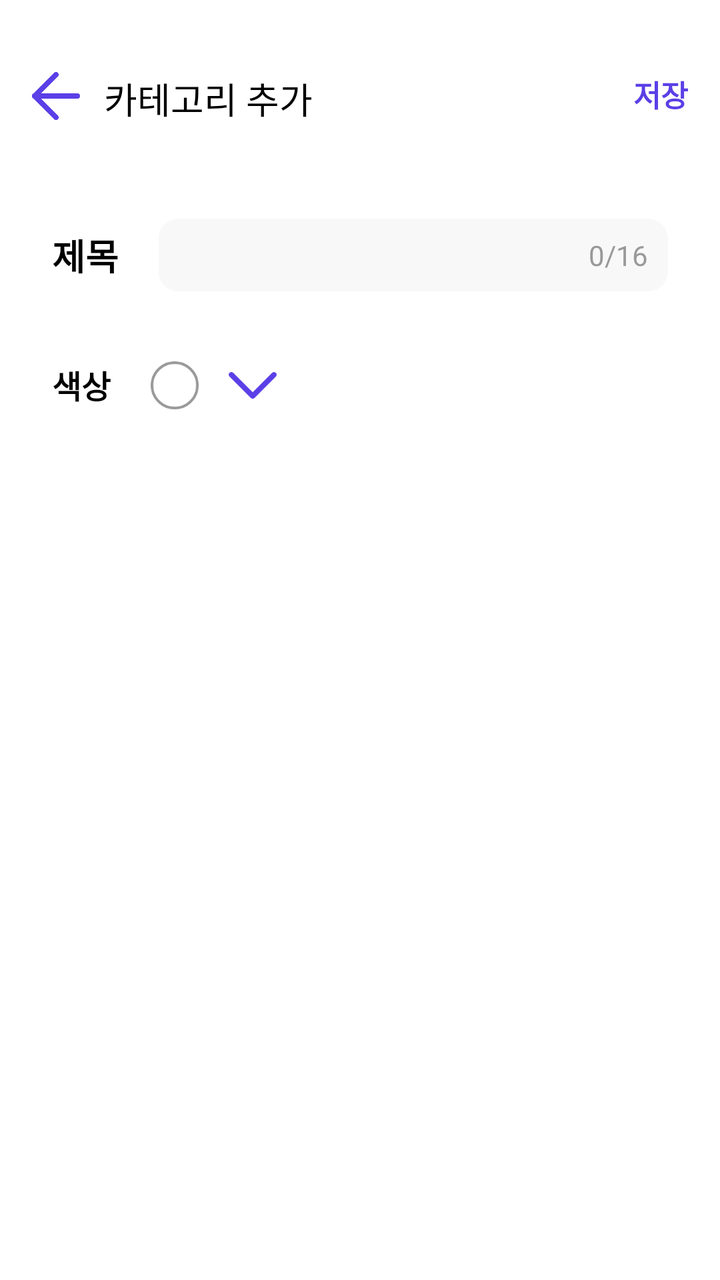
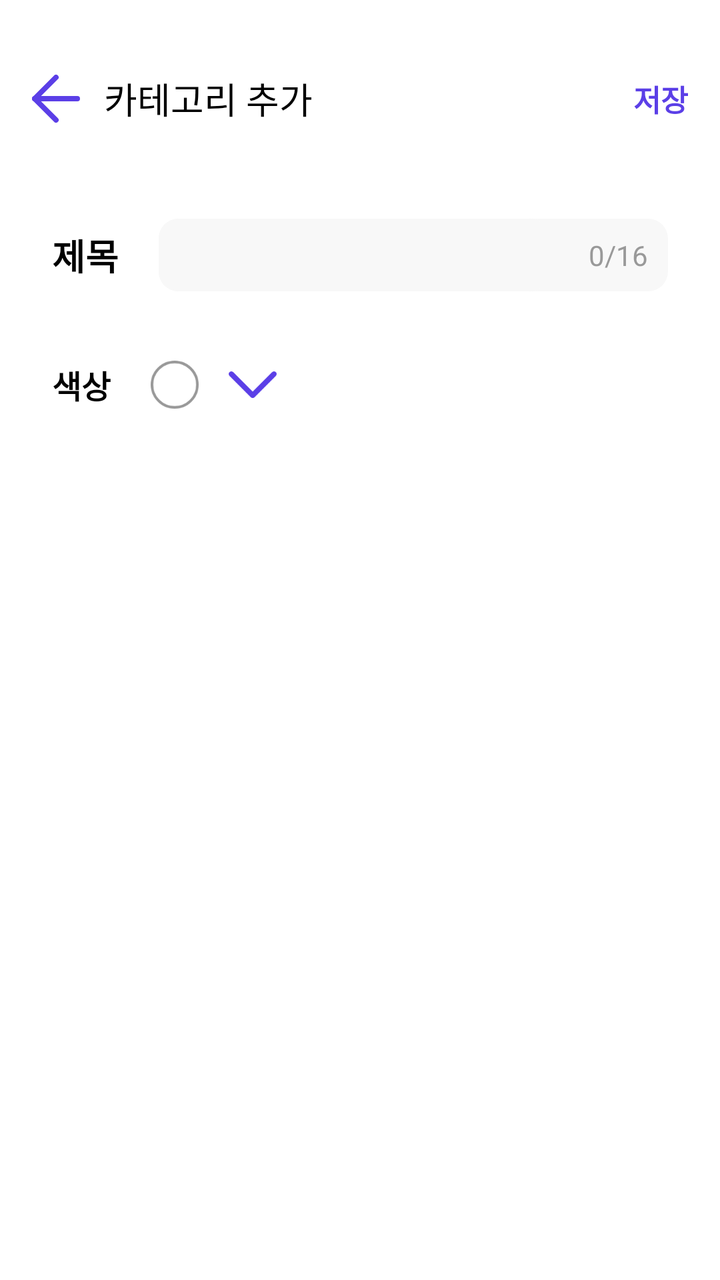

Screens rendered from an Android XML layout before and after an edit, with the pre-edit source and the edit as a unified diff.
<!-- AndroidManifest.xml: application theme Theme.Yeongkkuel -->
<!-- res/layout/fragment_category_add.xml -->
<?xml version="1.0" encoding="utf-8"?>
<androidx.constraintlayout.widget.ConstraintLayout xmlns:android="http://schemas.android.com/apk/res/android"
    android:layout_width="match_parent"
    android:layout_height="match_parent"
    xmlns:app="http://schemas.android.com/apk/res-auto">

    
    <androidx.constraintlayout.widget.ConstraintLayout
        android:id="@+id/cl_toolbar"
        android:layout_width="match_parent"
        android:layout_height="wrap_content"
        android:layout_marginTop="20dp"
        android:layout_marginBottom="20dp"
        android:padding="16dp"
        app:layout_constraintTop_toTopOf="parent"
        app:layout_constraintStart_toStartOf="parent"
        app:layout_constraintEnd_toEndOf="parent">

        <ImageView
            android:id="@+id/iv_back"
            android:layout_width="24dp"
            android:layout_height="24dp"
            android:src="@drawable/ic_arrow_back"
            app:layout_constraintTop_toTopOf="parent"
            app:layout_constraintStart_toStartOf="parent"/>

        <TextView
            android:id="@+id/tv_category_manage_title"
            android:layout_width="wrap_content"
            android:layout_height="wrap_content"
            android:text="@string/category_add"
            style="@style/pageTitle"
            app:layout_constraintTop_toTopOf="parent"
            app:layout_constraintStart_toEndOf="@id/iv_back"
            android:layout_marginStart="12dp"/>

        <TextView
            android:id="@+id/tv_category_add"
            android:layout_width="wrap_content"
            android:layout_height="wrap_content"
            android:text="저장"
            style="@style/add_or_done"
            app:layout_constraintTop_toTopOf="parent"
            app:layout_constraintEnd_toEndOf="parent"/>
    </androidx.constraintlayout.widget.ConstraintLayout>

    
    <androidx.constraintlayout.widget.ConstraintLayout
        android:id="@+id/cl_content"
        android:layout_width="match_parent"
        android:layout_height="0dp"
        app:layout_constraintTop_toBottomOf="@id/cl_toolbar"
        app:layout_constraintStart_toStartOf="parent"
        app:layout_constraintEnd_toEndOf="parent"
        app:layout_constraintBottom_toBottomOf="parent"
        android:layout_marginStart="16dp"
        android:layout_marginEnd="16dp"
        android:layout_marginTop="16dp"
        android:layout_marginBottom="16dp"
        android:padding="10dp">

        <TextView
            android:id="@+id/tv_category_add_title"
            android:layout_width="wrap_content"
            android:layout_height="wrap_content"
            android:text="제목"
            style="@style/expense_sectionTitle"
            android:layout_marginTop="10dp"
            app:layout_constraintStart_toStartOf="parent"
            app:layout_constraintTop_toTopOf="parent"/>

        <androidx.constraintlayout.widget.ConstraintLayout
            android:layout_width="0dp"
            android:layout_height="wrap_content"
            android:background="@drawable/bg_edit_text"
            android:layout_marginStart="20dp"
            app:layout_constraintTop_toTopOf="@id/tv_category_add_title"
            app:layout_constraintBottom_toBottomOf="@id/tv_category_add_title"
            app:layout_constraintStart_toEndOf="@id/tv_category_add_title"
            app:layout_constraintEnd_toEndOf="parent">

            <EditText
                android:id="@+id/et_category_add_input"
                android:layout_width="0dp"
                android:layout_height="wrap_content"
                android:layout_marginEnd="20dp"
                android:padding="8dp"
                android:gravity="start|center_vertical"
                android:background="@drawable/bg_edit_text"
                android:textColor="@color/black"
                android:textSize="15sp"
                android:inputType="text"
                android:maxLength="16"
                app:layout_constraintStart_toStartOf="parent"
                app:layout_constraintEnd_toStartOf="@+id/tv_character_count"
                app:layout_constraintTop_toTopOf="parent"
                app:layout_constraintBottom_toBottomOf="parent" />

            <TextView
                android:id="@+id/tv_character_count"
                android:layout_width="wrap_content"
                android:layout_height="wrap_content"
                android:text="0/16"
                android:textColor="@color/black2"
                android:textSize="14sp"
                android:gravity="end|center_vertical"
                android:layout_marginEnd="10dp"
                app:layout_constraintEnd_toEndOf="parent"
                app:layout_constraintTop_toTopOf="parent"
                app:layout_constraintBottom_toBottomOf="parent" />
        </androidx.constraintlayout.widget.ConstraintLayout>


        
        <TextView
            android:id="@+id/tv_color_label_title"
            android:layout_width="wrap_content"
            android:layout_height="wrap_content"
            android:text="색상"
            style="@style/expense_sectionTitle"
            android:textSize="16sp"
            android:layout_marginTop="40dp"
            app:layout_constraintStart_toStartOf="parent"
            app:layout_constraintTop_toBottomOf="@id/tv_category_add_title" />

        
        <ImageView
            android:id="@+id/iv_selected_color"
            android:layout_width="24dp"
            android:layout_height="24dp"
            android:layout_marginStart="20dp"
            android:layout_marginTop="40dp"
            android:background="@drawable/bg_color_circle"
            app:layout_constraintStart_toEndOf="@id/tv_color_label_title"
            app:layout_constraintTop_toBottomOf="@id/tv_category_add_title" />

        
        <ImageView
            android:id="@+id/iv_dropdown_icon"
            android:layout_width="24dp"
            android:layout_height="24dp"
            android:layout_marginTop="40dp"
            android:layout_marginStart="15dp"
            android:src="@drawable/ic_dropdown_arrow"
            app:layout_constraintStart_toEndOf="@id/iv_selected_color"
            app:layout_constraintTop_toBottomOf="@id/tv_category_add_title"/>

        
        <androidx.cardview.widget.CardView
            android:id="@+id/card_color_palette"
            android:layout_width="300dp"
            android:layout_height="200dp"
            app:cardCornerRadius="8dp"
            app:cardElevation="4dp"
            android:background="@drawable/bg_palette_frame"
            app:cardBackgroundColor="@android:color/white"
            android:visibility="gone"
            android:layout_marginTop="20dp"
            app:layout_constraintTop_toBottomOf="@id/iv_dropdown_icon"
            app:layout_constraintStart_toStartOf="parent"
            app:layout_constraintEnd_toEndOf="parent">

            <androidx.recyclerview.widget.RecyclerView
                android:id="@+id/rv_color_palette"
                android:layout_width="match_parent"
                android:layout_height="match_parent"
                android:padding="8dp"
                android:clipToPadding="false" />
        </androidx.cardview.widget.CardView>

    </androidx.constraintlayout.widget.ConstraintLayout>
</androidx.constraintlayout.widget.ConstraintLayout>
<!-- resources referenced by this layout -->
<resources>
  <color name="black">#FF000000</color>
  <color name="black2">#999999</color>
  <!-- drawable bg_color_circle (drawable) -->
  <vector xmlns:android="http://schemas.android.com/apk/res/android"
      android:width="28dp"
      android:height="28dp"
      android:viewportWidth="28"
      android:viewportHeight="28">
    <path
        android:pathData="M14,14m-13.25,0a13.25,13.25 0,1 1,26.5 0a13.25,13.25 0,1 1,-26.5 0"
        android:strokeWidth="1.5"
        android:fillColor="@color/white"
        android:strokeColor="#999999"/>
  </vector>
  <!-- drawable bg_edit_text (drawable) -->
  <?xml version="1.0" encoding="utf-8"?>
  <shape xmlns:android="http://schemas.android.com/apk/res/android">
      <solid android:color="#F8F8F8" /> 
      <corners android:radius="10dp" /> 
  </shape>
  <!-- drawable bg_palette_frame (drawable) -->
  <?xml version="1.0" encoding="utf-8"?>
  <vector
  xmlns:android="http://schemas.android.com/apk/res/android"
  android:width="276dp"
  android:height="150dp"
  android:viewportWidth="276"
  android:viewportHeight="150"
      >
  <group>
      <clip-path
          android:pathData="M20 0H256C267.046 0 276 8.95431 276 20V130C276 141.046 267.046 150 256 150H20C8.95431 150 0 141.046 0 130V20C0 8.95431 8.95431 0 20 0Z"
          />
      <path
          android:pathData="M20 0H256C267.046 0 276 8.95431 276 20V130C276 141.046 267.046 150 256 150H20C8.95431 150 0 141.046 0 130V20C0 8.95431 8.95431 0 20 0Z"
          android:strokeWidth="3"
          android:strokeColor="#999999"
          />
  </group>
  </vector>
  <!-- drawable ic_arrow_back (drawable) -->
  <vector xmlns:android="http://schemas.android.com/apk/res/android"
      android:width="18dp"
      android:height="18dp"
      android:viewportWidth="18"
      android:viewportHeight="18">
    <path
        android:pathData="M17,9H1"
        android:strokeLineJoin="round"
        android:strokeWidth="2"
        android:fillColor="#00000000"
        android:strokeColor="#5B3FE7"
        android:strokeLineCap="round"/>
    <path
        android:pathData="M9,17L1,9L9,1"
        android:strokeLineJoin="round"
        android:strokeWidth="2"
        android:fillColor="#00000000"
        android:strokeColor="#5B3FE7"
        android:strokeLineCap="round"/>
  </vector>
  <!-- drawable ic_dropdown_arrow (drawable) -->
  <vector xmlns:android="http://schemas.android.com/apk/res/android"
      android:width="18dp"
      android:height="10dp"
      android:viewportWidth="18"
      android:viewportHeight="10">
    <path
        android:pathData="M1,1L9,9L17,1"
        android:strokeLineJoin="round"
        android:strokeWidth="2"
        android:fillColor="#00000000"
        android:strokeColor="#5B3FE7"
        android:strokeLineCap="round"/>
  </vector>
  <string name="category_add">카테고리 추가</string>
  <style name="add_or_done">
          <item name="android:textSize">15sp</item>
          <item name="android:textColor">@color/main1</item>
          <item name="android:textStyle">bold</item>
      </style>
  <style name="expense_sectionTitle">
          <item name="android:textColor">@color/black</item>
          <item name="android:textStyle">bold</item>
          <item name="android:fontStyle">normal</item>
          <item name="android:fontFamily">sans-serif</item>
          <item name="android:fontWeight">600</item>
          <item name="android:textSize">18sp</item>
      </style>
  <style name="pageTitle">
          <item name="android:textSize">18sp</item>
          <item name="android:textColor">@color/black</item>
          <item name="android:fontFamily">sans-serif</item>
      </style>
  <style name="Theme.Yeongkkuel" parent="Base.Theme.Yeongkkuel" />
  <color name="white">#FFFFFFFF</color>
  <color name="main1">#5B3FE7</color>
  <style name="Base.Theme.Yeongkkuel" parent="Theme.Material3.DayNight.NoActionBar">
          <item name="android:windowBackground">@android:color/white</item>
      </style>
</resources>

<!-- the commit's change to res/layout/fragment_category_add.xml (unified diff, before → after) -->
@@ -22,7 +22,8 @@
             android:layout_height="24dp"
             android:src="@drawable/ic_arrow_back"
             app:layout_constraintTop_toTopOf="parent"
-            app:layout_constraintStart_toStartOf="parent"/>
+            app:layout_constraintStart_toStartOf="parent"
+            app:layout_constraintBottom_toBottomOf="parent"/>
 
         <TextView
             android:id="@+id/tv_category_manage_title"
@@ -32,6 +33,7 @@
             style="@style/pageTitle"
             app:layout_constraintTop_toTopOf="parent"
             app:layout_constraintStart_toEndOf="@id/iv_back"
+            app:layout_constraintBottom_toBottomOf="parent"
             android:layout_marginStart="12dp"/>
 
         <TextView
@@ -41,7 +43,8 @@
             android:text="저장"
             style="@style/add_or_done"
             app:layout_constraintTop_toTopOf="parent"
-            app:layout_constraintEnd_toEndOf="parent"/>
+            app:layout_constraintEnd_toEndOf="parent"
+            app:layout_constraintBottom_toBottomOf="parent"/>
     </androidx.constraintlayout.widget.ConstraintLayout>
 
     
@@ -129,33 +132,32 @@
             android:layout_width="24dp"
             android:layout_height="24dp"
             android:layout_marginStart="20dp"
-            android:layout_marginTop="40dp"
             android:background="@drawable/bg_color_circle"
             app:layout_constraintStart_toEndOf="@id/tv_color_label_title"
-            app:layout_constraintTop_toBottomOf="@id/tv_category_add_title" />
+            app:layout_constraintTop_toTopOf="@id/tv_color_label_title"
+            app:layout_constraintBottom_toBottomOf="@id/tv_color_label_title"/>
 
         
         <ImageView
             android:id="@+id/iv_dropdown_icon"
             android:layout_width="24dp"
             android:layout_height="24dp"
-            android:layout_marginTop="40dp"
             android:layout_marginStart="15dp"
             android:src="@drawable/ic_dropdown_arrow"
             app:layout_constraintStart_toEndOf="@id/iv_selected_color"
-            app:layout_constraintTop_toBottomOf="@id/tv_category_add_title"/>
+            app:layout_constraintTop_toTopOf="@id/iv_selected_color"
+            app:layout_constraintBottom_toBottomOf="@id/iv_selected_color"/>
 
         
-        <androidx.cardview.widget.CardView
-            android:id="@+id/card_color_palette"
-            android:layout_width="300dp"
-            android:layout_height="200dp"
-            app:cardCornerRadius="8dp"
-            app:cardElevation="4dp"
+        <LinearLayout
+            android:id="@+id/ll_color_palette"
+            android:layout_width="250dp"
+            android:layout_height="150dp"
+            android:layout_marginTop="20dp"
+            android:layout_marginStart="40dp"
+            android:layout_marginEnd="10dp"
+            android:visibility="gone"
             android:background="@drawable/bg_palette_frame"
-            app:cardBackgroundColor="@android:color/white"
-            android:visibility="gone"
-            android:layout_marginTop="20dp"
             app:layout_constraintTop_toBottomOf="@id/iv_dropdown_icon"
             app:layout_constraintStart_toStartOf="parent"
             app:layout_constraintEnd_toEndOf="parent">
@@ -163,10 +165,10 @@
             <androidx.recyclerview.widget.RecyclerView
                 android:id="@+id/rv_color_palette"
                 android:layout_width="match_parent"
-                android:layout_height="match_parent"
-                android:padding="8dp"
-                android:clipToPadding="false" />
-        </androidx.cardview.widget.CardView>
+                android:layout_height="wrap_content"
+                android:padding="10dp"/>
+
+        </LinearLayout>
 
     </androidx.constraintlayout.widget.ConstraintLayout>
 </androidx.constraintlayout.widget.ConstraintLayout>
